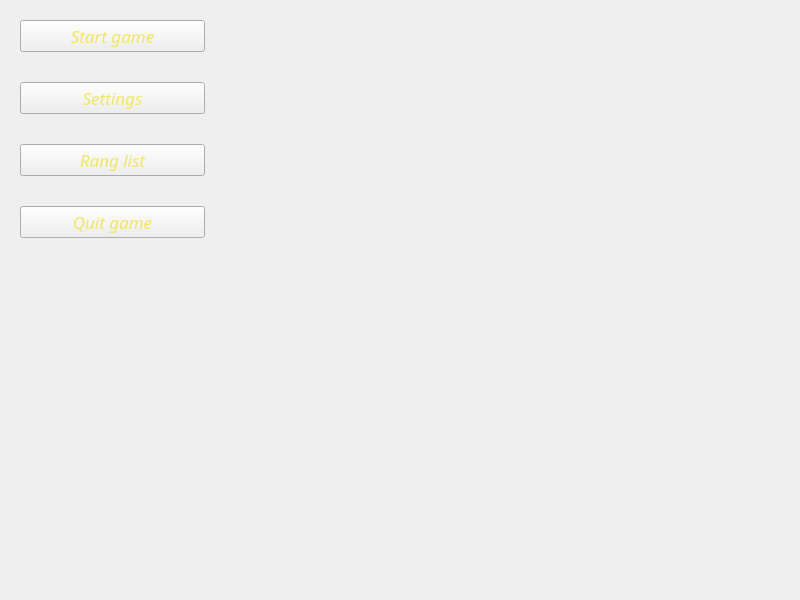
Before: the Qt Designer form src/krabbyPatty/widget.ui in Natalija9/KrabbyPattySecretFormula, drawn with Qt 5.
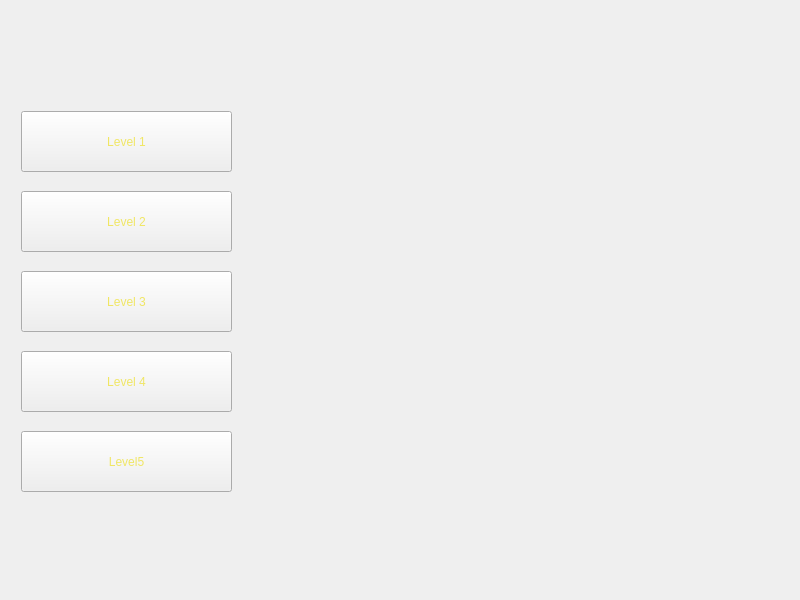
After: the same form once the commit is applied. The open tabs and pages were chosen to show the change. Icons and pictures are not drawn.

```diff
--- a/src/krabbyPatty/widget.ui
+++ b/src/krabbyPatty/widget.ui
@@ -24,6 +24,22 @@
   </property>
   <layout class="QVBoxLayout" name="verticalLayout">
    <item>
+    <widget class="QStackedWidget" name="stackedWidget">
+     <property name="sizePolicy">
+      <sizepolicy hsizetype="MinimumExpanding" vsizetype="MinimumExpanding">
+       <horstretch>0</horstretch>
+       <verstretch>0</verstretch>
+      </sizepolicy>
+     </property>
+     <property name="minimumSize">
+      <size>
+       <width>300</width>
+       <height>75</height>
+      </size>
+     </property>
+     <widget class="QWidget" name="mainMenu">
+      <layout class="QGridLayout" name="gridLayout_3">
+       <item row="0" column="0">
     <widget class="QWidget" name="widget" native="true">
      <property name="styleSheet">
       <string notr="true">border-image: url(:/images/menuBackground copy.jpg) 0 0 0 0 stretch stretch;</string>
@@ -56,7 +72,6 @@
           </property>
           <property name="font">
            <font>
-            <family>Krabby Patty</family>
             <pointsize>13</pointsize>
             <italic>true</italic>
            </font>
@@ -118,7 +133,6 @@
           </property>
           <property name="font">
            <font>
-            <family>Krabby Patty</family>
             <pointsize>13</pointsize>
             <italic>true</italic>
            </font>
@@ -148,7 +162,6 @@
           </property>
           <property name="font">
            <font>
-            <family>Krabby Patty</family>
             <pointsize>13</pointsize>
             <italic>true</italic>
            </font>
@@ -178,8 +191,8 @@
           </property>
           <property name="font">
            <font>
-            <family>Krabby Patty</family>
             <pointsize>13</pointsize>
+                <weight>50</weight>
             <italic>true</italic>
             <bold>false</bold>
             <stylestrategy>PreferDefault</stylestrategy>
@@ -204,6 +217,100 @@
    </item>
   </layout>
  </widget>
+     <widget class="QWidget" name="levelMenu">
+      <property name="styleSheet">
+       <string notr="true">border-image: url(:/images/levelMenuBackground.png) 0 0 0 0 stretch stretch;</string>
+      </property>
+      <widget class="QPushButton" name="Level1">
+       <property name="geometry">
+        <rect>
+         <x>10</x>
+         <y>100</y>
+         <width>211</width>
+         <height>61</height>
+        </rect>
+       </property>
+       <property name="styleSheet">
+        <string notr="true">border-image: url(:/images/menuButton.jpg) 0 0 0 0 stretch stretch;
+color: rgb(240,230,100);</string>
+       </property>
+       <property name="text">
+        <string>Level 1</string>
+       </property>
+      </widget>
+      <widget class="QPushButton" name="Level2">
+       <property name="geometry">
+        <rect>
+         <x>10</x>
+         <y>180</y>
+         <width>211</width>
+         <height>61</height>
+        </rect>
+       </property>
+       <property name="styleSheet">
+        <string notr="true">border-image: url(:/images/menuButton.jpg) 0 0 0 0 stretch stretch;
+color: rgb(240,230,100);</string>
+       </property>
+       <property name="text">
+        <string>Level 2</string>
+       </property>
+      </widget>
+      <widget class="QPushButton" name="Level3">
+       <property name="geometry">
+        <rect>
+         <x>10</x>
+         <y>260</y>
+         <width>211</width>
+         <height>61</height>
+        </rect>
+       </property>
+       <property name="styleSheet">
+        <string notr="true">border-image: url(:/images/menuButton.jpg) 0 0 0 0 stretch stretch;
+color: rgb(240,230,100);</string>
+       </property>
+       <property name="text">
+        <string>Level 3</string>
+       </property>
+      </widget>
+      <widget class="QPushButton" name="Level4">
+       <property name="geometry">
+        <rect>
+         <x>10</x>
+         <y>340</y>
+         <width>211</width>
+         <height>61</height>
+        </rect>
+       </property>
+       <property name="styleSheet">
+        <string notr="true">border-image: url(:/images/menuButton.jpg) 0 0 0 0 stretch stretch;
+color: rgb(240,230,100);</string>
+       </property>
+       <property name="text">
+        <string>Level 4</string>
+       </property>
+      </widget>
+      <widget class="QPushButton" name="Level5">
+       <property name="geometry">
+        <rect>
+         <x>10</x>
+         <y>420</y>
+         <width>211</width>
+         <height>61</height>
+        </rect>
+       </property>
+       <property name="styleSheet">
+        <string notr="true">border-image: url(:/images/menuButton.jpg) 0 0 0 0 stretch stretch;
+color: rgb(240,230,100);</string>
+       </property>
+       <property name="text">
+        <string>Level5</string>
+       </property>
+      </widget>
+     </widget>
+    </widget>
+   </item>
+  </layout>
+ </widget>
  <resources/>
  <connections>
   <connection>
```
Left out of the diff: 39 changed lines with no effect on the pictures. Lines whose indentation alone changed are shown as unchanged.
